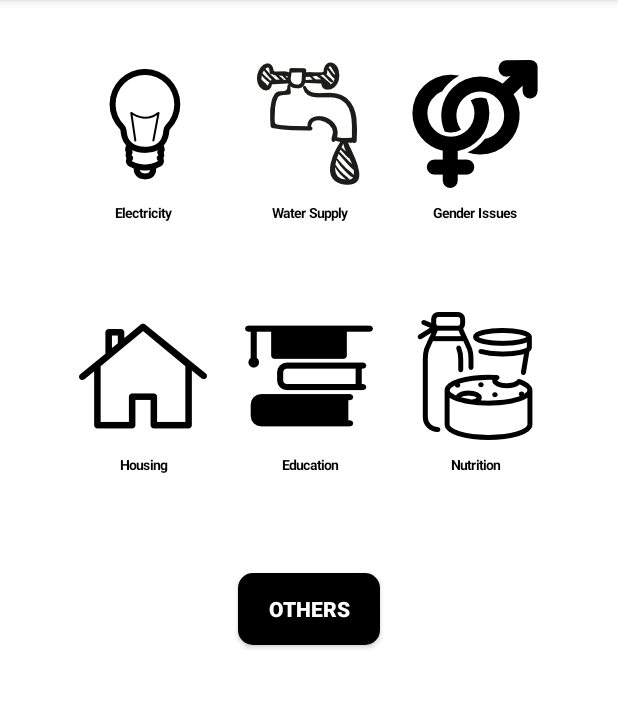
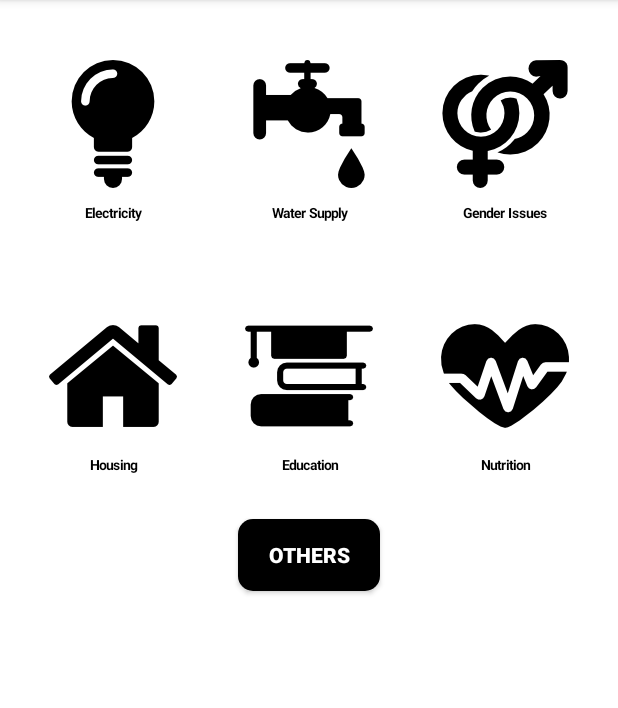
Before and after one commit to lattamatic/ChangePins2, an Android app: the fragment FragmentSocialSector placed in its activity, on a phone screen of 412 x 824 dp, the part 84-792 px from its top. Run offline under Robolectric (Android 15) with nearby library versions, the phone set to English and light mode, and no system bars; 7 statements that could not run were skipped.

Commit message:
Implemented two new categories functionality, changed social logos to dark

```diff
--- a/app/src/main/java/sandeep/city/Activity/ActivityHome.java
+++ b/app/src/main/java/sandeep/city/Activity/ActivityHome.java
@@ -9,7 +9,6 @@ import android.content.IntentFilter;
 import android.content.SharedPreferences;
 import android.net.Uri;
 import android.os.Bundle;
-import android.os.PersistableBundle;
 import android.support.v4.content.LocalBroadcastManager;
 import android.support.v4.view.GravityCompat;
 import android.support.v4.widget.DrawerLayout;
@@ -29,7 +28,6 @@ import com.google.android.gms.analytics.HitBuilders;
 import com.google.android.gms.analytics.Tracker;
 import com.google.android.gms.appindexing.Action;
 import com.google.android.gms.appindexing.AppIndex;
-import com.google.android.gms.auth.api.credentials.internal.SaveRequest;
 import com.google.android.gms.common.api.GoogleApiClient;
 
 import sandeep.city.AnalyticsApplication;
@@ -39,7 +37,7 @@ import sandeep.city.Fragment.FragmentHelp;
 import sandeep.city.Fragment.FragmentMyPlaces;
 import sandeep.city.Fragment.FragmentHomeScreen;
 import sandeep.city.Fragment.FragmentMyReports;
-import sandeep.city.Fragment.FragmentPrivateSector;
+import sandeep.city.Fragment.FragmentSocialSector;
 import sandeep.city.Fragment.FragmentPublicSector;
 import sandeep.city.Fragment.FragmentSelectSector;
 import sandeep.city.InterfaceOnClickCategory;
@@ -321,7 +319,7 @@ public class ActivityHome extends ActionBarActivity implements View.OnClickListe
                 fragment1 = new FragmentBuzz();
                 break;
             case privateSector:
-                fragment1 = new FragmentPrivateSector();
+                fragment1 = new FragmentSocialSector();
                 break;
             case publicSector:
                 fragment1 = new FragmentPublicSector();
--- a/app/src/main/res/layout/frag_socialcategories.xml
+++ b/app/src/main/res/layout/frag_socialcategories.xml
@@ -6,35 +6,34 @@
     android:padding="10dp"
     android:background="@android:color/white">
 
-
     <LinearLayout
-        android:layout_margin="30dp"
         android:layout_width="match_parent"
         android:layout_height="wrap_content"
         android:orientation="horizontal"
-        android:weightSum="3">
+        android:weightSum="3"
+        android:layout_marginTop="30dp"
+        android:layout_marginBottom="30dp">
 
         <sandeep.city.Views.ViewIconTitle
             android:id="@+id/iiElectricity"
-            android:layout_width="wrap_content"
+            android:layout_width="match_parent"
             android:layout_height="wrap_content"
             android:layout_weight="1"
-            app:image_icon="@drawable/electricity"
+            app:image_icon="@drawable/electricitybulb"
             app:title_name="@string/electricity"
+            app:titleSize="6sp"></sandeep.city.Views.ViewIconTitle>
+
+        <sandeep.city.Views.ViewIconTitle
+            android:id="@+id/iiWaterSupply"
+            android:layout_width="match_parent"
+            android:layout_height="wrap_content"
+            android:layout_weight="1"
+            app:image_icon="@drawable/watersupply"
+            app:title_name="@string/watersupply"
             app:titleSize="6sp">
 
         </sandeep.city.Views.ViewIconTitle>
 
-
-        <sandeep.city.Views.ViewIconTitle
-            android:id="@+id/iiWaterSupply"
-            android:layout_width="wrap_content"
-            android:layout_height="wrap_content"
-            android:layout_weight="1"
-            app:image_icon="@drawable/water"
-            app:title_name="@string/watersupply"
-            app:titleSize="6sp">
-        </sandeep.city.Views.ViewIconTitle>
 
         <sandeep.city.Views.ViewIconTitle
             android:id="@+id/iiGender"
@@ -49,12 +48,12 @@
     </LinearLayout>
 
     <LinearLayout
-        android:layout_margin="30dp"
-        android:layout_width="match_parent"
+        android:layout_width="wrap_content"
         android:layout_height="wrap_content"
         android:orientation="horizontal"
-        android:weightSum="3">
-
+        android:weightSum="3"
+        android:layout_marginTop="30dp"
+        android:layout_marginBottom="30dp">
 
         <sandeep.city.Views.ViewIconTitle
             android:id="@+id/iiHousing"
@@ -64,7 +63,6 @@
             app:image_icon="@drawable/housing"
             app:title_name="@string/housing"
             app:titleSize="6sp">
-
         </sandeep.city.Views.ViewIconTitle>
 
         <sandeep.city.Views.ViewIconTitle
@@ -83,25 +81,23 @@
             android:layout_width="wrap_content"
             android:layout_height="wrap_content"
             android:layout_weight="1"
-            app:image_icon="@drawable/nutrition"
+            app:image_icon="@drawable/nutritionnew"
             app:title_name="@string/nutrition"
             app:titleSize="6sp">
 
         </sandeep.city.Views.ViewIconTitle>
-
     </LinearLayout>
 
+
     <Button
-        android:id="@+id/bPrivate"
+        android:id="@+id/bSocial"
         android:layout_width="wrap_content"
         android:layout_height="wrap_content"
-        android:layout_gravity="center"
-        android:layout_marginTop="36dp"
         android:background="@drawable/others_background"
         android:paddingLeft="20dp"
         android:paddingRight="20dp"
         android:text="Others"
+        android:layout_gravity="center"
         android:textColor="#FFFFFF"
         android:textStyle="bold" />
-
 </LinearLayout>
```
Also changed, not shown: app/src/main/java/sandeep/city/Fragment/FragmentSocialSector.java (renamed from app/src/main/java/sandeep/city/Fragment/FragmentPrivateSector.java, +81 -27 lines), app/src/main/res/drawable-hdpi/electricitybulb.png (added), app/src/main/res/drawable-hdpi/housing.png, app/src/main/res/drawable-hdpi/nutritionnew.png (added), app/src/main/res/drawable-hdpi/watersupply.png (added).
